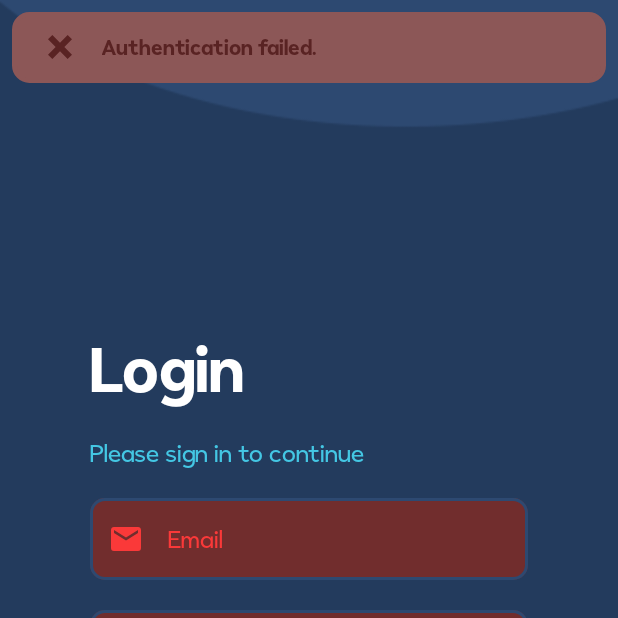
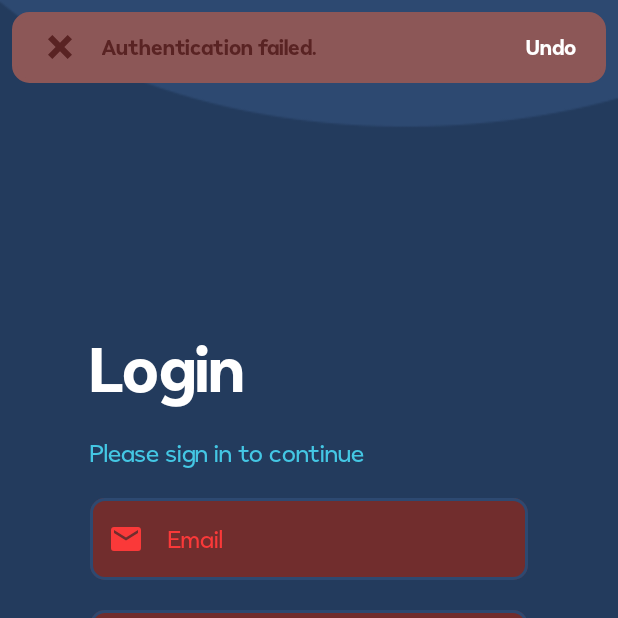
Before and after one commit to justin-medeiros/IBudget---Budgeting-App, an Android app: the screen it shows after launch (SplashScreenActivity), after a tap on "LOGIN", on a phone screen of 412 x 824 dp, the top half of it. Run offline under Robolectric (Android 15) with nearby library versions, the phone set to English and light mode, and no system bars; our stand-ins replace Firebase (no records; nobody signed in at launch, a user with empty details on screens opened directly), data binding; 2 other taps on this screen came first.

Commit message:
Fixed remaining snackbars

```diff
--- a/app/src/main/java/com/example/app_expenses/utils/UtilitiesFunctions.kt
+++ b/app/src/main/java/com/example/app_expenses/utils/UtilitiesFunctions.kt
@@ -163,7 +163,9 @@ object UtilitiesFunctions{
 
         val snackIcon = customView.findViewById<ImageView>(R.id.snackbarIcon)
         val snackText = customView.findViewById<TextView>(R.id.snackbarText)
+        val snackAction = customView.findViewById<TextView>(R.id.snackbarActionText)
 
+        snackAction.visibility = View.GONE
         snackIcon.background = myIcon
         snackText.text = myText
 
--- a/app/src/main/res/layout/custom_snackbar.xml
+++ b/app/src/main/res/layout/custom_snackbar.xml
@@ -10,11 +10,11 @@
         android:id="@+id/snackbarIcon"
         android:layout_width="wrap_content"
         android:layout_height="wrap_content"
+        android:layout_alignParentLeft="true"
+        android:layout_centerInParent="true"
+        android:layout_marginLeft="20dp"
         android:background="@drawable/ic_check"
-        android:backgroundTint="@color/foreground_primary"
-        android:layout_centerInParent="true"
-        android:layout_alignParentLeft="true"
-        android:layout_marginLeft="20dp"/>
+        android:backgroundTint="@color/foreground_primary" />
 
     <TextView
         android:id="@+id/snackbarText"
@@ -27,7 +27,20 @@
         android:layout_alignParentLeft="true"
         android:layout_marginLeft="60dp"
         android:layout_marginRight="20dp"
-        android:textSize="14sp">
+        android:textSize="14sp"/>
 
-    </TextView>
+    <TextView
+        android:id="@+id/snackbarActionText"
+        android:layout_width="wrap_content"
+        android:layout_height="wrap_content"
+        android:text="Undo"
+        android:textColor="@color/white"
+        android:fontFamily="@font/figerona_bold"
+        android:layout_centerInParent="true"
+        android:layout_alignParentRight="true"
+        android:layout_marginLeft="60dp"
+        android:layout_marginRight="20dp"
+        android:textSize="14sp"/>
+
+
 </RelativeLayout>
```
Also changed, not shown: app/src/main/java/com/example/app_expenses/adapters/TransactionListAdapter.kt (+21 -3 lines), app/src/main/java/com/example/app_expenses/fragments/BudgetCategoryListFragment.kt (+29 -3 lines).
